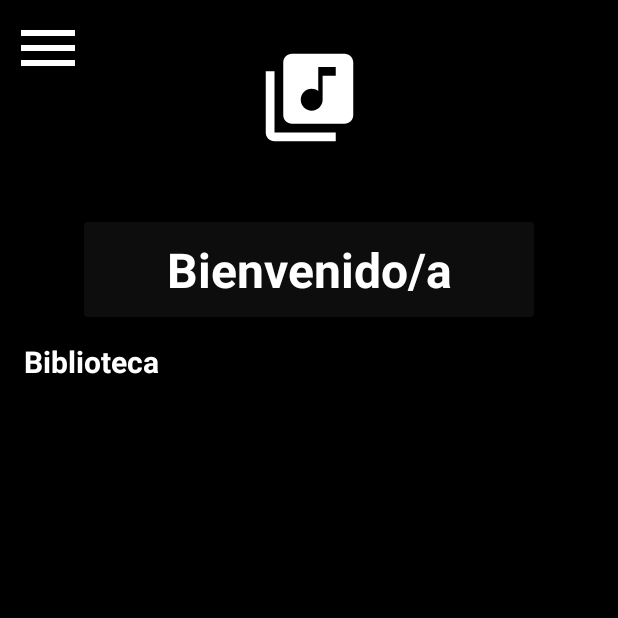
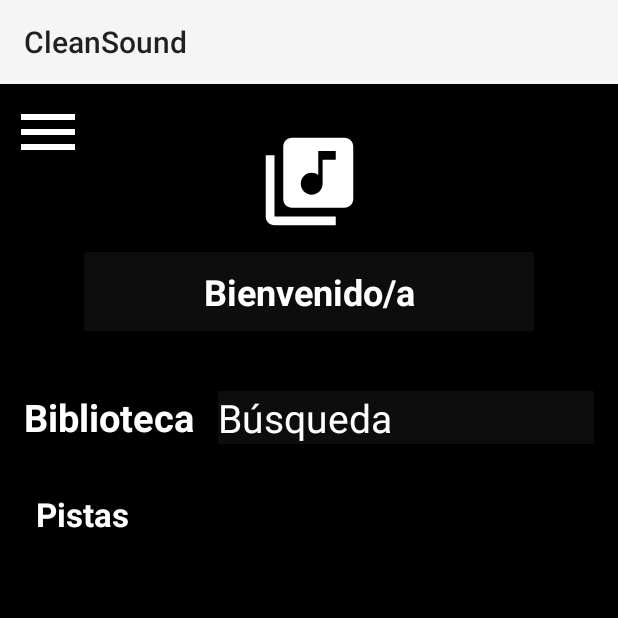
Before and after one commit to juansuarezb/CleanSound, an Android app: the screen it shows after launch (MainActivity), on a phone screen of 412 x 824 dp, the top half of it. Run offline under Robolectric (Android 15) with nearby library versions, the phone set to English and light mode, and no system bars.

Commit message:
Pagina Inicial

```diff
--- a/app/src/main/AndroidManifest.xml
+++ b/app/src/main/AndroidManifest.xml
@@ -10,7 +10,8 @@
         android:label="@string/app_name"
         android:roundIcon="@mipmap/ic_launcher_round"
         android:supportsRtl="true"
-        android:theme="@style/Theme.CleanSound">
+        android:theme="@style/AppTheme">
+
         <activity
             android:name=".MainActivity"
             android:exported="true">
--- a/app/src/main/res/layout/activity_main.xml
+++ b/app/src/main/res/layout/activity_main.xml
@@ -36,7 +36,7 @@
         android:layout_width="300dp"
         android:layout_height="wrap_content"
         app:cardBackgroundColor="@color/contenedor"
-        android:layout_marginTop="48dp"
+        android:layout_marginTop="12dp"
         app:layout_constraintTop_toBottomOf="@id/iVLogoInicio"
         app:layout_constraintStart_toStartOf="parent"
         app:layout_constraintEnd_toEndOf="parent">
@@ -52,7 +52,7 @@
             android:paddingRight="25dp"
             android:paddingTop="10dp"
             android:paddingBottom="10dp"
-            android:textSize="32sp"
+            android:textSize="24sp"
             android:gravity="center"
             />
     </androidx.cardview.widget.CardView>
@@ -65,16 +65,45 @@
         android:padding="16dp"
         app:layout_constraintTop_toBottomOf="@id/cardBienvenido"
         app:layout_constraintStart_toStartOf="parent"
-        app:layout_constraintEnd_toEndOf="parent">
+        app:layout_constraintEnd_toEndOf="parent"
+        android:layout_marginTop="24dp">
         <!-- Texto izquierda -->
         <TextView
             android:id="@+id/txtBiblioteca"
             android:layout_width="wrap_content"
             android:layout_height="wrap_content"
-            android:text="Biblioteca"
-            android:textSize="20sp"
+            android:text="@string/biblioteca"
+            android:textSize="25sp"
             android:textStyle="bold"
             android:textColor="@android:color/white"
-            android:layout_marginEnd="16dp"/>
+            android:layout_marginEnd="16dp"
+            android:layout_marginStart="0dp"
+            />
+        <EditText
+            android:id="@+id/eTBuscar"
+            android:layout_width="280dp"
+            android:layout_height="wrap_content"
+            android:text="@string/b_squeda"
+            android:textSize="26sp"
+            android:background="@color/contenedor"
+            android:textColor="@android:color/white"
+            />
     </LinearLayout>
+    <!-- Título Playlists -->
+    <TextView
+        android:id="@+id/txtPlaylists"
+        android:layout_width="wrap_content"
+        android:layout_height="wrap_content"
+        android:text="@string/pistas"
+        android:textSize="22sp"
+        android:textStyle="bold"
+        android:textColor="@android:color/white"
+        android:paddingStart="24dp"
+        android:paddingEnd="24dp"
+        android:paddingTop="16dp"
+        app:layout_constraintTop_toBottomOf="@id/layoutBusqueda"
+        app:layout_constraintStart_toStartOf="parent"
+        android:gravity="start"/>
+
+
 </androidx.constraintlayout.widget.ConstraintLayout>
--- a/app/src/main/res/values/strings.xml
+++ b/app/src/main/res/values/strings.xml
@@ -1,4 +1,7 @@
 <resources>
     <string name="app_name">CleanSound</string>
     <string name="bienvenido">Bienvenido/a</string>
+    <string name="b_squeda">Búsqueda</string>
+    <string name="biblioteca">Biblioteca</string>
+    <string name="pistas">Pistas</string>
 </resources>
--- /dev/null
+++ b/app/src/main/res/values/styles.xml
@@ -0,0 +1,3 @@
+<?xml version="1.0" encoding="utf-8"?>
+<resources>
+</resources>
```
Also changed, not shown: app/src/main/res/drawable/diosa.jpg (added), app/src/main/res/drawable/mareux.webp (added), app/src/main/res/drawable/withou.jpg (added), app/src/main/res/font/roboto_italic.ttf (added), app/src/main/res/font/roboto_regular.ttf (added).
